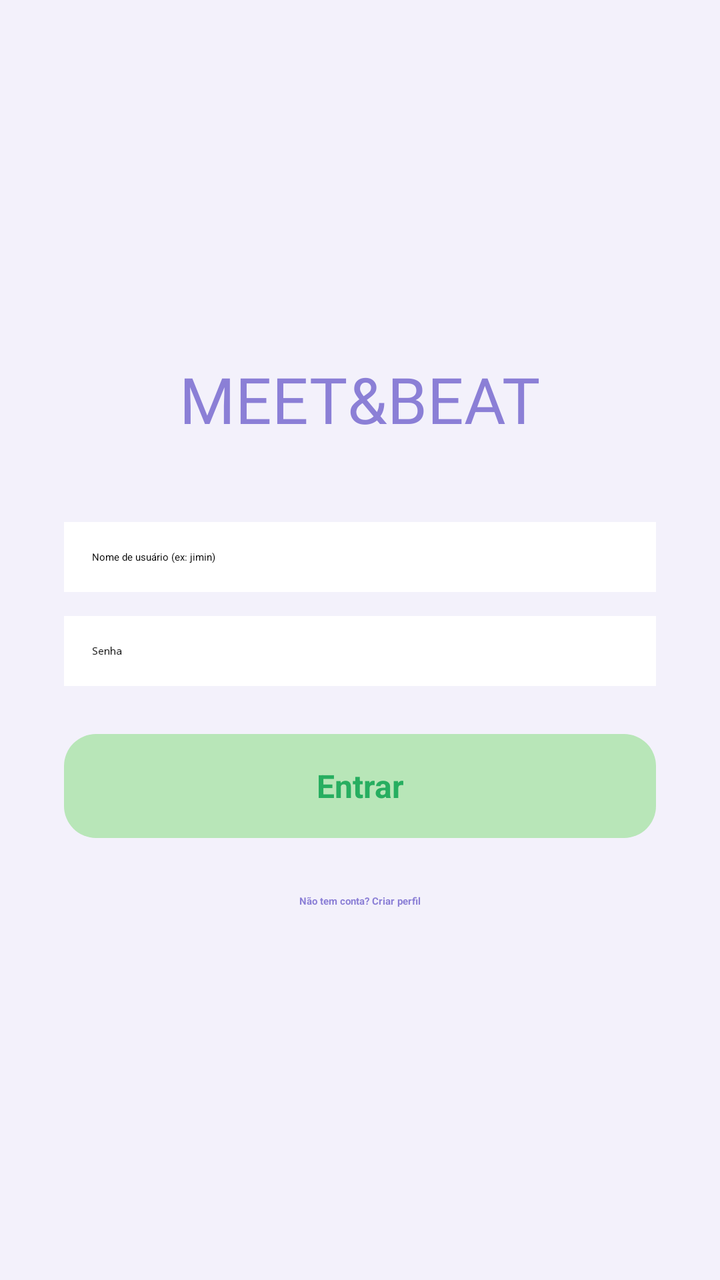
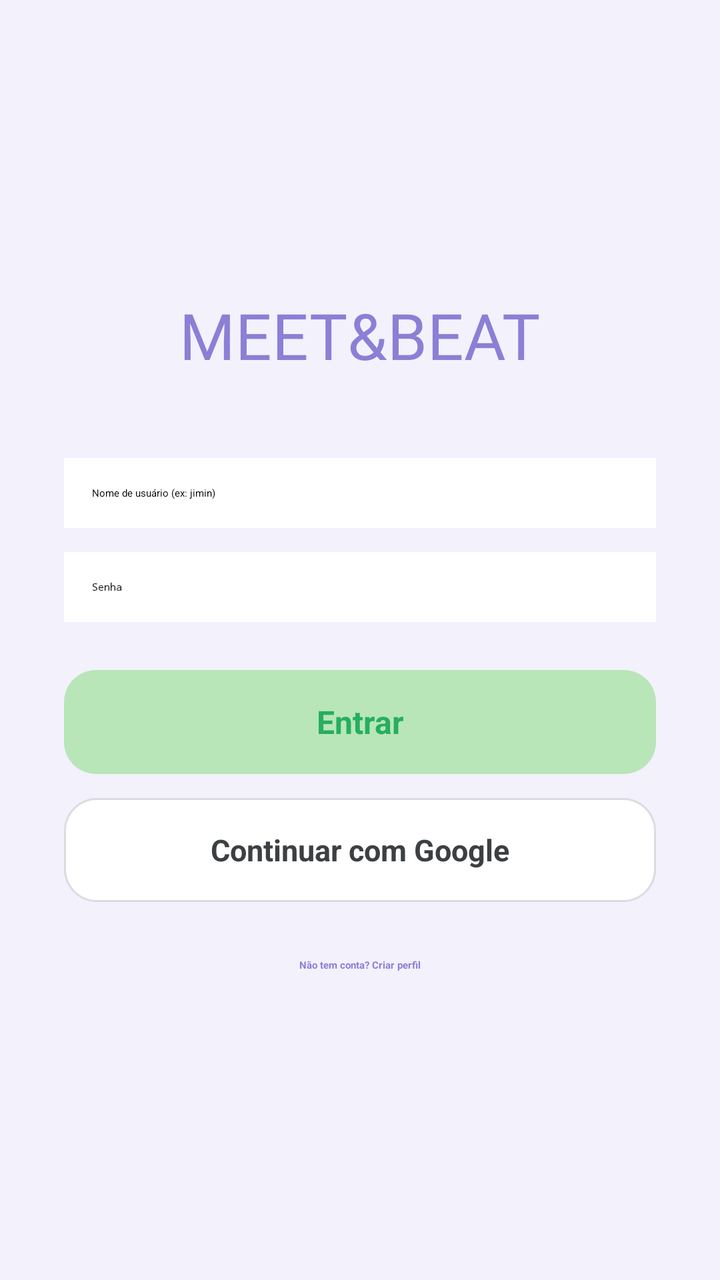

Two renders of the same Android screen: before a commit and after it. Below are the layout's source before the change and the commit's diff.
<!-- AndroidManifest.xml: activity theme Theme.MeetBeat.Splash -->
<!-- res/layout/activity_login.xml -->
<?xml version="1.0" encoding="utf-8"?>
<LinearLayout xmlns:android="http://schemas.android.com/apk/res/android"
    android:layout_width="match_parent"
    android:layout_height="match_parent"
    android:orientation="vertical"
    android:gravity="center"
    android:background="@color/purple_light"
    android:padding="32dp">

    <TextView
        android:layout_width="wrap_content"
        android:layout_height="wrap_content"
        android:text="MEET&amp;BEAT"
        android:textColor="@color/purple_primary"
        android:textSize="32sp"
        android:fontFamily="@font/antonio_bold"
        android:layout_marginBottom="40dp" />

    <EditText
        android:id="@+id/editNomeLogin"
        android:layout_width="match_parent"
        android:layout_height="wrap_content"
        android:background="@color/card_background"
        android:padding="14dp"
        android:hint="Nome de usuário (ex: jimin)" />

    <EditText
        android:id="@+id/editSenhaLogin"
        android:layout_width="match_parent"
        android:layout_height="wrap_content"
        android:background="@color/card_background"
        android:padding="14dp"
        android:layout_marginTop="12dp"
        android:hint="Senha"
        android:inputType="textPassword" />

    <TextView
        android:id="@+id/btnEntrar"
        android:layout_width="match_parent"
        android:layout_height="52dp"
        android:layout_marginTop="24dp"
        android:background="@drawable/bg_button_accept"
        android:gravity="center"
        android:text="Entrar"
        android:textColor="#27AE60"
        android:textStyle="bold"
        android:textSize="16sp"
        android:clickable="true"
        android:focusable="true" />

    <TextView
        android:id="@+id/btnIrParaCadastro"
        android:layout_width="wrap_content"
        android:layout_height="wrap_content"
        android:layout_marginTop="20dp"
        android:text="Não tem conta? Criar perfil"
        android:textColor="@color/purple_primary"
        android:textStyle="bold"
        android:padding="8dp"
        android:clickable="true"
        android:focusable="true" />

</LinearLayout>
<!-- resources referenced by this layout -->
<resources>
  <color name="card_background">#FFFFFF</color>
  <color name="purple_light">#F3F1FB</color>
  <color name="purple_primary">#8B7FD6</color>
  <!-- drawable bg_button_accept (drawable) -->
  <?xml version="1.0" encoding="utf-8"?>
  <shape xmlns:android="http://schemas.android.com/apk/res/android"
      android:shape="rectangle">
      <solid android:color="@color/accept_green" />
      <corners android:radius="16dp" />
  </shape>
  <style name="Theme.MeetBeat.Splash" parent="Theme.SplashScreen">
          <item name="windowSplashScreenBackground">@color/purple_light</item>
          <item name="windowSplashScreenAnimatedIcon">@drawable/ic_mic_logo</item>
          <item name="postSplashScreenTheme">@style/Theme.MeetBeat</item>
      </style>
  <color name="accept_green">#B8E6B8</color>
  <!-- drawable ic_mic_logo: vector/xml drawable (drawable, 6022 chars, omitted) -->
  <style name="Theme.MeetBeat" parent="Base.Theme.MeetBeat" />
  <style name="Base.Theme.MeetBeat" parent="Theme.Material3.DayNight.NoActionBar">
          
          
      </style>
</resources>

<!-- the commit's change to res/layout/activity_login.xml (unified diff, before → after) -->
@@ -49,6 +49,20 @@
         android:focusable="true" />
 
     <TextView
+        android:id="@+id/btnLoginGoogle"
+        android:layout_width="match_parent"
+        android:layout_height="52dp"
+        android:layout_marginTop="12dp"
+        android:background="@drawable/bg_button_google"
+        android:gravity="center"
+        android:text="Continuar com Google"
+        android:textColor="#3C4043"
+        android:textStyle="bold"
+        android:textSize="15sp"
+        android:clickable="true"
+        android:focusable="true" />
+
+    <TextView
         android:id="@+id/btnIrParaCadastro"
         android:layout_width="wrap_content"
         android:layout_height="wrap_content"
<!-- resource entries referenced after the edit -->
@@ -8,6 +8,14 @@
   <shape xmlns:android="http://schemas.android.com/apk/res/android"
       android:shape="rectangle">
       <solid android:color="@color/accept_green" />
+      <corners android:radius="16dp" />
+  </shape>
+  <!-- drawable bg_button_google (drawable) -->
+  <?xml version="1.0" encoding="utf-8"?>
+  <shape xmlns:android="http://schemas.android.com/apk/res/android"
+      android:shape="rectangle">
+      <solid android:color="#FFFFFF" />
+      <stroke android:width="1dp" android:color="#DADCE0" />
       <corners android:radius="16dp" />
   </shape>
   <style name="Theme.MeetBeat.Splash" parent="Theme.SplashScreen">
